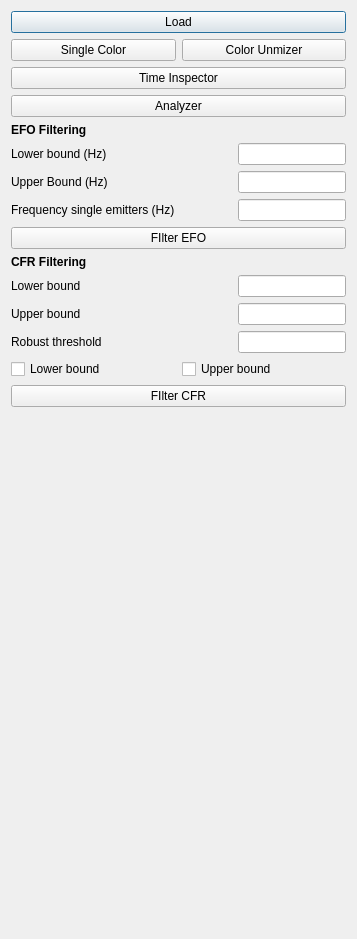
Qt form pyminflux/ui/wizard.ui (bsse-scf/pyMINFLUX) before a commit.
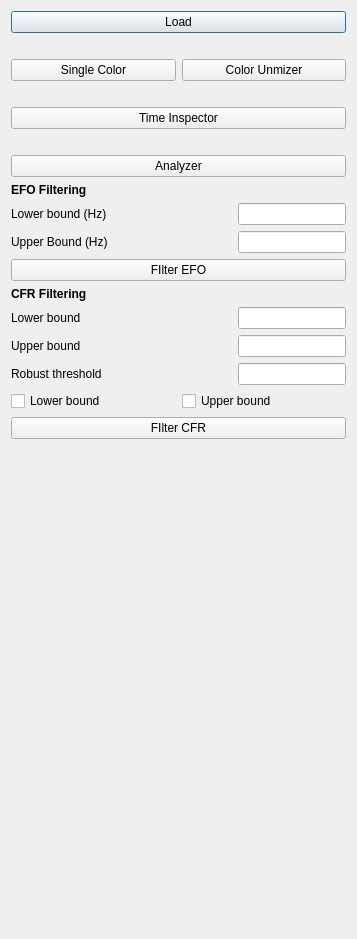
The same form after that commit.

Commit message: Remove single frequency emitters field.

Diff of the .ui file:
```diff
--- a/pyminflux/ui/wizard.ui
+++ b/pyminflux/ui/wizard.ui
@@ -42,6 +42,22 @@
        </property>
       </widget>
      </item>
+     <item>
+      <spacer name="verticalSpacer_2">
+       <property name="orientation">
+        <enum>Qt::Vertical</enum>
+       </property>
+       <property name="sizeType">
+        <enum>QSizePolicy::Fixed</enum>
+       </property>
+       <property name="sizeHint" stdset="0">
+        <size>
+         <width>20</width>
+         <height>20</height>
+        </size>
+       </property>
+      </spacer>
+     </item>
      <item>
       <layout class="QHBoxLayout" name="color_layout">
        <item>
@@ -60,6 +76,22 @@
        </item>
       </layout>
      </item>
+     <item>
+      <spacer name="verticalSpacer_3">
+       <property name="orientation">
+        <enum>Qt::Vertical</enum>
+       </property>
+       <property name="sizeType">
+        <enum>QSizePolicy::Fixed</enum>
+       </property>
+       <property name="sizeHint" stdset="0">
+        <size>
+         <width>20</width>
+         <height>20</height>
+        </size>
+       </property>
+      </spacer>
+     </item>
      <item>
       <widget class="QPushButton" name="pbTimeInspector">
        <property name="text">
@@ -67,6 +99,22 @@
        </property>
       </widget>
      </item>
+     <item>
+      <spacer name="verticalSpacer_4">
+       <property name="orientation">
+        <enum>Qt::Vertical</enum>
+       </property>
+       <property name="sizeType">
+        <enum>QSizePolicy::Fixed</enum>
+       </property>
+       <property name="sizeHint" stdset="0">
+        <size>
+         <width>20</width>
+         <height>20</height>
+        </size>
+       </property>
+      </spacer>
+     </item>
      <item>
       <widget class="QPushButton" name="pbAnalyzer">
        <property name="text">
@@ -128,27 +176,6 @@
        </item>
       </layout>
      </item>
-     <item>
-      <layout class="QHBoxLayout" name="efo_emitters_layout">
-       <item>
-        <widget class="QLabel" name="lbFrequencySingleEmitters">
-         <property name="text">
-          <string>Frequency single emitters (Hz)</string>
-         </property>
-        </widget>
-       </item>
-       <item>
-        <widget class="QLineEdit" name="leFrequencySingleEmitters">
-         <property name="sizePolicy">
-          <sizepolicy hsizetype="Fixed" vsizetype="Fixed">
-           <horstretch>0</horstretch>
-           <verstretch>0</verstretch>
-          </sizepolicy>
-         </property>
-        </widget>
-       </item>
-      </layout>
-     </item>
      <item>
       <widget class="QPushButton" name="pbEFOFilter">
        <property name="text">
```
The commit also changes 2 other files.
